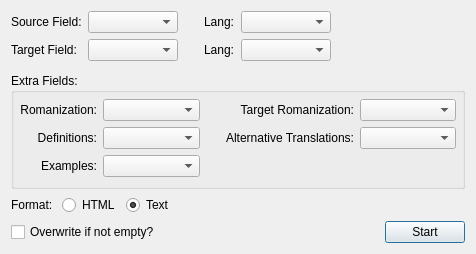
Above: form.ui from kelciour/google-translate before the change. Below: the same form after it.
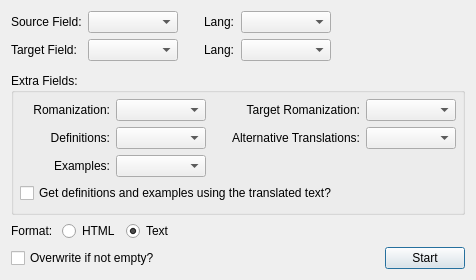
That is the form after the change.

Commit message: Get definitions and examples using the translated text?

Diff of the .ui file:
```diff
--- a/form.ui
+++ b/form.ui
@@ -7,7 +7,7 @@
     <x>0</x>
     <y>0</y>
     <width>476</width>
-    <height>240</height>
+    <height>265</height>
    </rect>
   </property>
   <property name="sizePolicy">
@@ -164,36 +164,7 @@
        <number>9</number>
       </property>
       <item>
-       <layout class="QGridLayout" name="gridLayout_2" columnstretch="0,1,0,0,1">
-        <item row="3" column="0">
-         <widget class="QLabel" name="label_7">
-          <property name="layoutDirection">
-           <enum>Qt::LeftToRight</enum>
-          </property>
-          <property name="styleSheet">
-           <string notr="true"/>
-          </property>
-          <property name="text">
-           <string>Definitions:</string>
-          </property>
-          <property name="alignment">
-           <set>Qt::AlignRight|Qt::AlignTrailing|Qt::AlignVCenter</set>
-          </property>
-         </widget>
-        </item>
-        <item row="2" column="0">
-         <widget class="QLabel" name="label_6">
-          <property name="styleSheet">
-           <string notr="true"/>
-          </property>
-          <property name="text">
-           <string>Romanization:</string>
-          </property>
-          <property name="alignment">
-           <set>Qt::AlignRight|Qt::AlignTrailing|Qt::AlignVCenter</set>
-          </property>
-         </widget>
-        </item>
+       <layout class="QGridLayout" name="gridLayout_2" columnstretch="0,0,0,0,0">
         <item row="2" column="2">
          <spacer name="horizontalSpacer_3">
           <property name="orientation">
@@ -210,8 +181,21 @@
           </property>
          </spacer>
         </item>
-        <item row="3" column="1">
-         <widget class="QComboBox" name="mdField">
+        <item row="2" column="0">
+         <widget class="QLabel" name="label_6">
+          <property name="styleSheet">
+           <string notr="true"/>
+          </property>
+          <property name="text">
+           <string>Romanization:</string>
+          </property>
+          <property name="alignment">
+           <set>Qt::AlignRight|Qt::AlignTrailing|Qt::AlignVCenter</set>
+          </property>
+         </widget>
+        </item>
+        <item row="3" column="4">
+         <widget class="QComboBox" name="atField">
           <property name="minimumSize">
            <size>
             <width>90</width>
@@ -230,32 +214,6 @@
           </property>
          </widget>
         </item>
-        <item row="4" column="0">
-         <widget class="QLabel" name="label_8">
-          <property name="layoutDirection">
-           <enum>Qt::LeftToRight</enum>
-          </property>
-          <property name="styleSheet">
-           <string notr="true"/>
-          </property>
-          <property name="text">
-           <string>Examples:</string>
-          </property>
-          <property name="alignment">
-           <set>Qt::AlignRight|Qt::AlignTrailing|Qt::AlignVCenter</set>
-          </property>
-         </widget>
-        </item>
-        <item row="4" column="1">
-         <widget class="QComboBox" name="exField">
-          <property name="minimumSize">
-           <size>
-            <width>90</width>
-            <height>0</height>
-           </size>
-          </property>
-         </widget>
-        </item>
         <item row="2" column="3">
          <widget class="QLabel" name="label_10">
           <property name="styleSheet">
@@ -269,16 +227,6 @@
           </property>
          </widget>
         </item>
-        <item row="3" column="4">
-         <widget class="QComboBox" name="atField">
-          <property name="minimumSize">
-           <size>
-            <width>90</width>
-            <height>0</height>
-           </size>
-          </property>
-         </widget>
-        </item>
         <item row="2" column="4">
          <widget class="QComboBox" name="rmTargetField">
           <property name="minimumSize">
@@ -302,6 +250,69 @@
           </property>
           <property name="alignment">
            <set>Qt::AlignRight|Qt::AlignTrailing|Qt::AlignVCenter</set>
+          </property>
+         </widget>
+        </item>
+        <item row="4" column="1">
+         <widget class="QComboBox" name="exField">
+          <property name="minimumSize">
+           <size>
+            <width>90</width>
+            <height>0</height>
+           </size>
+          </property>
+         </widget>
+        </item>
+        <item row="3" column="0">
+         <widget class="QLabel" name="label_7">
+          <property name="layoutDirection">
+           <enum>Qt::LeftToRight</enum>
+          </property>
+          <property name="styleSheet">
+           <string notr="true"/>
+          </property>
+          <property name="text">
+           <string>Definitions:</string>
+          </property>
+          <property name="alignment">
+           <set>Qt::AlignRight|Qt::AlignTrailing|Qt::AlignVCenter</set>
+          </property>
+         </widget>
+        </item>
+        <item row="4" column="0">
+         <widget class="QLabel" name="label_8">
+          <property name="layoutDirection">
+           <enum>Qt::LeftToRight</enum>
+          </property>
+          <property name="styleSheet">
+           <string notr="true"/>
+          </property>
+          <property name="text">
+           <string>Examples:</string>
+          </property>
+          <property name="alignment">
+           <set>Qt::AlignRight|Qt::AlignTrailing|Qt::AlignVCenter</set>
+          </property>
+         </widget>
+        </item>
+        <item row="3" column="1">
+         <widget class="QComboBox" name="mdField">
+          <property name="minimumSize">
+           <size>
+            <width>90</width>
+            <height>0</height>
+           </size>
+          </property>
+         </widget>
+        </item>
+       </layout>
+      </item>
+      <item>
+       <layout class="QHBoxLayout" name="horizontalLayout_4">
+        <item>
+         <widget class="QCheckBox" name="checkBoxTranslatedDefinitions">
+          <property name="text">
+           <string>Get definitions and examples using the translated text?</string>
           </property>
          </widget>
         </item>
```
The commit also changes 2 other files.
